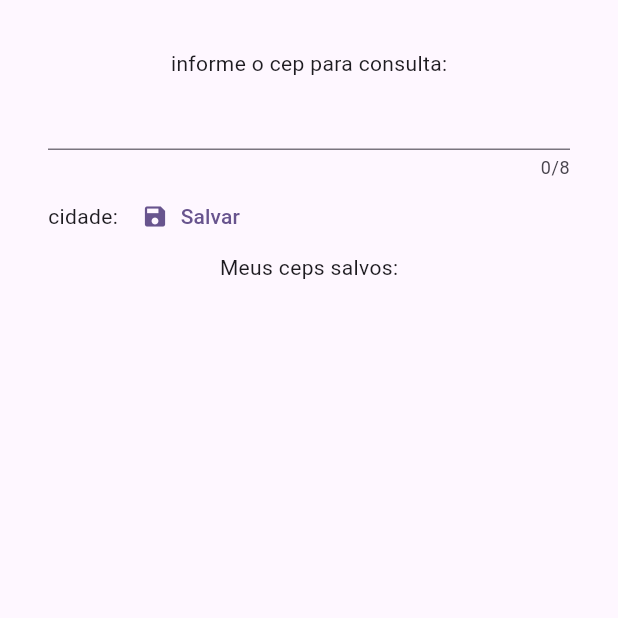
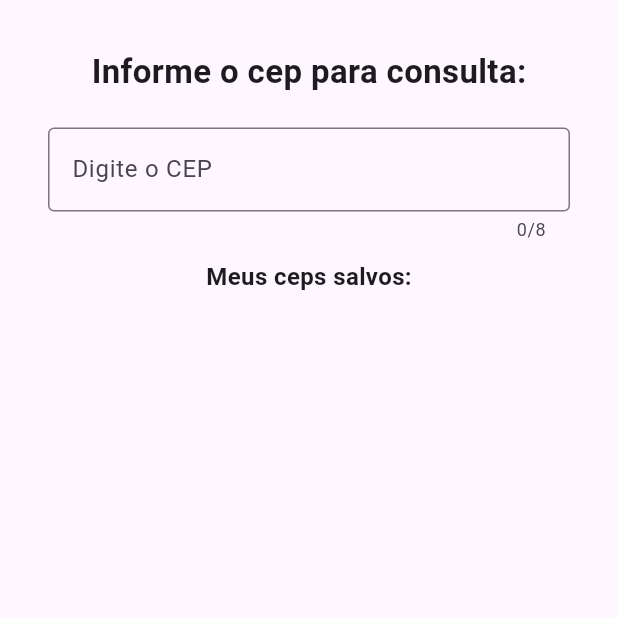
Before and after one commit to VictorCardoso22/desafio_dio_viacep, a Flutter app: the screen it shows after launch, on a phone screen of 412 x 824 dp, the top half of it. Run offline on Flutter 3.47's test engine with Material 2 defaults, Android fonts, the phone set to English and light mode, and no system bars; our stand-ins replace stacked; network calls fail.

Commit message:
Adicionando cadastro de delete

```diff
--- a/lib/home/home.dart
+++ b/lib/home/home.dart
@@ -15,12 +15,18 @@ class Home extends StatefulWidget {
 class _HomeState extends State<Home> {
   @override
   Widget build(BuildContext context) {
-    return Scaffold(
+    return const Scaffold(
       body: Padding(
         padding: EdgeInsets.all(32),
         child: Column(
           children: [
-            Text("informe o cep para consulta:"),
+            Text(
+              "Informe o cep para consulta:",
+              style: TextStyle(fontSize: 22, fontWeight: FontWeight.bold),
+            ),
+            SizedBox(
+              height: 22,
+            ),
             Viacep(),
           ],
         ),
--- a/lib/main.dart
+++ b/lib/main.dart
@@ -12,6 +12,7 @@ class MyApp extends StatelessWidget {
   @override
   Widget build(BuildContext context) {
     return MaterialApp(
+      debugShowCheckedModeBanner: false,
       title: 'Consulta cep - ViaCep',
       theme: ThemeData(
         colorScheme: ColorScheme.fromSeed(seedColor: Colors.deepPurple),
--- a/lib/model/viacep_model.dart
+++ b/lib/model/viacep_model.dart
@@ -13,7 +13,7 @@ class CepBack4AppModel {
   }
 
   Map<String, dynamic> toJson() {
-    final Map<String, dynamic> data = Map<String, dynamic>();
+    final Map<String, dynamic> data = <String, dynamic>{};
     if (results != null) {
       data['results'] = results!.map((v) => v.toJson()).toList();
     }
@@ -25,7 +25,7 @@ class ViacepModel {
   String? objectId;
   String? createdAt;
   String? updatedAt;
-  String? cidade;
+  String? cep;
   String? logradouro;
   String? complemento;
   String? bairro;
@@ -40,7 +40,19 @@ class ViacepModel {
       {this.objectId,
       this.createdAt,
       this.updatedAt,
-      this.cidade,
+      this.cep,
+      this.logradouro,
+      this.complemento,
+      this.bairro,
+      this.localidade,
+      this.uf,
+      this.ibge,
+      this.gia,
+      this.ddd,
+      this.siafi});
+
+  ViacepModel.create(
+      {this.cep,
       this.logradouro,
       this.complemento,
       this.bairro,
@@ -55,7 +67,7 @@ class ViacepModel {
     objectId = json['objectId'];
     createdAt = json['createdAt'];
     updatedAt = json['updatedAt'];
-    cidade = json['cidade'];
+    cep = json['cep'];
     logradouro = json['logradouro'];
     complemento = json['complemento'];
     bairro = json['bairro'];
@@ -72,7 +84,23 @@ class ViacepModel {
     data['objectId'] = objectId;
     data['createdAt'] = createdAt;
     data['updatedAt'] = updatedAt;
-    data['cidade'] = cidade;
+    data['cep'] = cep;
+    data['logradouro'] = logradouro;
+    data['complemento'] = complemento;
+    data['bairro'] = bairro;
+    data['localidade'] = localidade;
+    data['uf'] = uf;
+    data['ibge'] = ibge;
+    data['gia'] = gia;
+    data['ddd'] = ddd;
+    data['siafi'] = siafi;
+    return data;
+  }
+
+  Map<String, dynamic> toCreateJson() {
+    final Map<String, dynamic> data = <String, dynamic>{};
+
+    data['cep'] = cep;
     data['logradouro'] = logradouro;
     data['complemento'] = complemento;
     data['bairro'] = bairro;
--- a/lib/viacep/viacep.dart
+++ b/lib/viacep/viacep.dart
@@ -1,6 +1,4 @@
-import 'package:desafio_dio_viacep/model/viacep_model.dart';
 import 'package:desafio_dio_viacep/viacep/viacep_viewmodel.dart';
-import 'package:flutter/foundation.dart';
 import 'package:flutter/material.dart';
 import 'package:stacked/stacked.dart';
 
@@ -25,6 +23,10 @@ class _ViacepState extends State<Viacep> {
               maxLength: 8,
               keyboardType: TextInputType.number,
               controller: cepController,
+              decoration: const InputDecoration(
+                border: OutlineInputBorder(),
+                labelText: 'Digite o CEP',
+              ),
               onChanged: (String value) async {
                 cep = value.replaceAll(RegExp(r'[^0-9]'), '');
                 if (cep.length == 8) {
@@ -32,22 +34,51 @@ class _ViacepState extends State<Viacep> {
                 } else {}
               },
             ),
-            Row(
+            model.viacepModel.localidade != null
+                ? Container(
+                    padding: const EdgeInsets.all(12),
+                    decoration: BoxDecoration(
+                      border: Border.all(width: 1, color: Colors.black38),
+                    ),
+                    child: Row(
                       children: [
-                Text("cidade: ${model.cidade}"),
+                        Column(
+                          children: [
+                            Column(
+                              mainAxisAlignment: MainAxisAlignment.start,
+                              crossAxisAlignment: CrossAxisAlignment.start,
+                              children: [
+                                Text("Nome: ${model.viacepModel.localidade}"),
+                                Text("CEP: ${model.viacepModel.cep}"),
+                              ],
+                            )
+                          ],
+                        ),
+                        const Spacer(),
                         TextButton.icon(
-                    onPressed: () {
-                      model.saveCEP(ViacepModel());
+                            onPressed: () async {
+                              await model.saveCEP(model.viacepModel);
                             },
                             icon: const Icon(Icons.save),
                             label: const Text("Salvar"))
                       ],
                     ),
-            Center(child: Text('Meus ceps salvos:')),
+                  )
+                : Container(),
+            const SizedBox(
+              height: 12,
+            ),
+            const Center(
+                child: Text(
+              'Meus ceps salvos:',
+              style: TextStyle(fontSize: 16, fontWeight: FontWeight.w600),
+            )),
+            const SizedBox(height: 8),
             SizedBox(
-              width: 350,
-              height: 200,
+              width: 450,
+              height: 400,
               child: ListView.builder(
+                  shrinkWrap: true,
                   padding: const EdgeInsets.all(8),
                   itemCount: model.listCep.length,
                   itemBuilder: (BuildContext context, int index) {
@@ -56,14 +87,28 @@ class _ViacepState extends State<Viacep> {
                         padding: const EdgeInsets.all(8.0),
                         child: Row(
                           children: [
-                            Column(
+                            SizedBox(
+                              width: 300,
+                              child: Column(
+                                crossAxisAlignment: CrossAxisAlignment.start,
                                 children: [
-                                Text('Cidade: ${model.listCep[index].cidade}'),
+                                  Text(
+                                      'Nome: ${model.listCep[index].localidade}'),
+                                  Text(
+                                    'Logradouro: ${model.listCep[index].logradouro}',
+                                    softWrap: true,
+                                    maxLines: 2,
+                                  ),
+                                  Text('ddd: ${model.listCep[index].ddd}'),
                                 ],
                               ),
-                            Spacer(),
+                            ),
+                            const Spacer(),
                             TextButton(
-                              onPressed: () {},
+                              onPressed: () async {
+                                await model
+                                    .deleteCEP(model.listCep[index].objectId!);
+                              },
                               child: const Icon(Icons.delete),
                             )
                           ],
--- a/lib/viacep/viacep_viewmodel.dart
+++ b/lib/viacep/viacep_viewmodel.dart
@@ -3,18 +3,11 @@ import 'dart:convert';
 import 'package:desafio_dio_viacep/model/viacep_model.dart';
 import 'package:desafio_dio_viacep/repositories/cep_repository.dart';
 import 'package:stacked/stacked.dart';
-import 'package:flutter/material.dart';
 import 'package:http/http.dart' as http;
 
 class ViacepViewlModel extends BaseViewModel {
-  String cidade = '';
-  String estado = '';
-  String endereco = '';
-  String? cep;
-  String? bairro;
-  String? ibge;
-  String? gia;
   List<ViacepModel> listCep = [];
+  ViacepModel viacepModel = ViacepModel();
   ViacepViewlModel() {
     readCEP();
   }
@@ -26,18 +19,40 @@ class ViacepViewlModel extends BaseViewModel {
     var response = await http.get(url);
     var json = jsonDecode(response.body);
     var viacep = ViacepModel.fromJson(json);
-    print(viacep.localidade);
-    cidade = viacep.localidade!;
-    estado = viacep.uf!;
-    endereco = viacep.logradouro!;
-    bairro = viacep.bairro;
-    ibge = viacep.ibge;
-    gia = viacep.gia;
+    viacepModel = ViacepModel.create(
+      cep: viacep.cep,
+      bairro: viacep.bairro,
+      complemento: viacep.complemento,
+      ddd: viacep.ddd,
+      gia: viacep.gia,
+      ibge: viacep.ibge,
+      localidade: viacep.localidade,
+      logradouro: viacep.logradouro,
+      siafi: viacep.siafi,
+      uf: viacep.uf,
+    );
+
     notifyListeners();
   }
 
-  saveCEP(ViacepModel viacepModel) {
-    print(viacepModel);
+  saveCEP(ViacepModel viacepModel) async {
+    var cep = CepRepository();
+
+    await cep.post(ViacepModel.create(
+      cep: viacepModel.cep,
+      bairro: viacepModel.bairro,
+      complemento: viacepModel.complemento,
+      ddd: viacepModel.ddd,
+      gia: viacepModel.gia,
+      ibge: viacepModel.ibge,
+      localidade: viacepModel.localidade,
+      logradouro: viacepModel.logradouro,
+      siafi: viacepModel.siafi,
+      uf: viacepModel.uf,
+    ));
+    listCep.clear();
+    await readCEP();
+    notifyListeners();
   }
 
   readCEP() async {
@@ -47,7 +62,14 @@ class ViacepViewlModel extends BaseViewModel {
       listCep.add(element);
     });
     notifyListeners();
-    print(listCep);
-    // return listCep.results;
+  }
+
+  deleteCEP(String id) async {
+    var cep = CepRepository();
+    print(id);
+    await cep.delete(id);
+    listCep.clear();
+    await readCEP();
+    notifyListeners();
   }
 }
```
Also changed, not shown: lib/repositories/cep_repository.dart (+54 -0 lines). Lines whose indentation alone changed are shown as unchanged.
